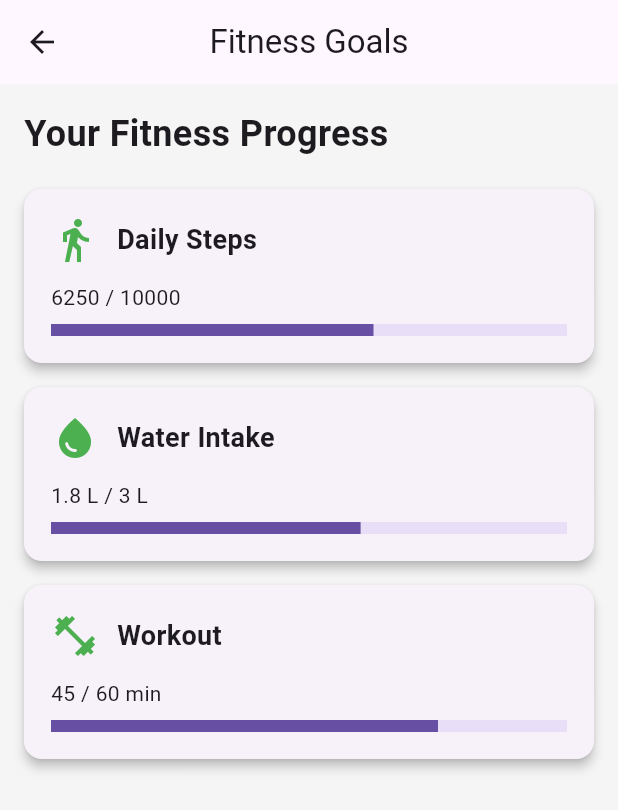
After one commit to gadaraboinadeepika/fitness-tracking-system, a Flutter app: the screen it shows after launch, after a tap on "View Progress", on a phone screen of 412 x 824 dp. The commit adds this screen. Shown: the top 810 px of the screen. Run offline on Flutter 3.47's test engine with Material 3 defaults, Android fonts, the phone set to English and light mode, and no system bars.

Commit message:
Add fitness goals and progress tracking

```diff
--- a/lib/main.dart
+++ b/lib/main.dart
@@ -1,5 +1,6 @@
 import 'package:flutter/material.dart';
 import 'workout_screen.dart';
+import 'progress_screen.dart';
 
 void main() {
   runApp(const FitnessTrackingApp());
@@ -44,7 +45,9 @@ class FitnessHomePage extends StatelessWidget {
                 fontWeight: FontWeight.bold,
               ),
             ),
+
             const SizedBox(height: 8),
+
             const Text(
               'Track your daily fitness activity',
               style: TextStyle(
@@ -52,7 +55,9 @@ class FitnessHomePage extends StatelessWidget {
                 color: Colors.grey,
               ),
             ),
+
             const SizedBox(height: 20),
+
             const Text(
               "Today's Activity",
               style: TextStyle(
@@ -60,7 +65,9 @@ class FitnessHomePage extends StatelessWidget {
                 fontWeight: FontWeight.bold,
               ),
             ),
+
             const SizedBox(height: 15),
+
             Row(
               children: [
                 Expanded(
@@ -80,7 +87,9 @@ class FitnessHomePage extends StatelessWidget {
                 ),
               ],
             ),
+
             const SizedBox(height: 12),
+
             Row(
               children: [
                 Expanded(
@@ -100,7 +109,9 @@ class FitnessHomePage extends StatelessWidget {
                 ),
               ],
             ),
+
             const SizedBox(height: 25),
+
             Container(
               width: double.infinity,
               padding: const EdgeInsets.all(20),
@@ -115,7 +126,9 @@ class FitnessHomePage extends StatelessWidget {
                     color: Colors.white,
                     size: 45,
                   ),
+
                   const SizedBox(height: 10),
+
                   const Text(
                     'Ready for a Workout?',
                     style: TextStyle(
@@ -124,7 +137,9 @@ class FitnessHomePage extends StatelessWidget {
                       fontWeight: FontWeight.bold,
                     ),
                   ),
+
                   const SizedBox(height: 10),
+
                   ElevatedButton(
                     onPressed: () {
                       Navigator.push(
@@ -135,6 +150,20 @@ class FitnessHomePage extends StatelessWidget {
                       );
                     },
                     child: const Text('Start Workout'),
+                  ),
+
+                  const SizedBox(height: 10),
+
+                  ElevatedButton(
+                    onPressed: () {
+                      Navigator.push(
+                        context,
+                        MaterialPageRoute(
+                          builder: (context) => const ProgressScreen(),
+                        ),
+                      );
+                    },
+                    child: const Text('View Progress'),
                   ),
                 ],
               ),
@@ -161,7 +190,9 @@ class FitnessHomePage extends StatelessWidget {
               size: 35,
               color: Colors.green,
             ),
+
             const SizedBox(height: 8),
+
             Text(
               title,
               style: const TextStyle(
@@ -169,7 +200,9 @@ class FitnessHomePage extends StatelessWidget {
                 fontWeight: FontWeight.bold,
               ),
             ),
+
             const SizedBox(height: 5),
+
             Text(
               value,
               style: const TextStyle(
--- /dev/null
+++ b/lib/progress_screen.dart
@@ -0,0 +1,96 @@
+import 'package:flutter/material.dart';
+
+class ProgressScreen extends StatelessWidget {
+  const ProgressScreen({super.key});
+
+  @override
+  Widget build(BuildContext context) {
+    return Scaffold(
+      appBar: AppBar(
+        title: const Text('Fitness Goals'),
+        centerTitle: true,
+      ),
+      body: SingleChildScrollView(
+        padding: const EdgeInsets.all(16),
+        child: Column(
+          crossAxisAlignment: CrossAxisAlignment.start,
+          children: [
+            const Text(
+              'Your Fitness Progress',
+              style: TextStyle(
+                fontSize: 24,
+                fontWeight: FontWeight.bold,
+              ),
+            ),
+            const SizedBox(height: 20),
+
+            goalCard(
+              Icons.directions_walk,
+              'Daily Steps',
+              '6250 / 10000',
+              0.625,
+            ),
+
+            goalCard(
+              Icons.water_drop,
+              'Water Intake',
+              '1.8 L / 3 L',
+              0.6,
+            ),
+
+            goalCard(
+              Icons.fitness_center,
+              'Workout',
+              '45 / 60 min',
+              0.75,
+            ),
+          ],
+        ),
+      ),
+    );
+  }
+
+  Widget goalCard(
+    IconData icon,
+    String title,
+    String value,
+    double progress,
+  ) {
+    return Card(
+      margin: const EdgeInsets.only(bottom: 16),
+      elevation: 3,
+      child: Padding(
+        padding: const EdgeInsets.all(18),
+        child: Column(
+          crossAxisAlignment: CrossAxisAlignment.start,
+          children: [
+            Row(
+              children: [
+                Icon(
+                  icon,
+                  color: Colors.green,
+                  size: 32,
+                ),
+                const SizedBox(width: 12),
+                Text(
+                  title,
+                  style: const TextStyle(
+                    fontSize: 18,
+                    fontWeight: FontWeight.bold,
+                  ),
+                ),
+              ],
+            ),
+            const SizedBox(height: 12),
+            Text(value),
+            const SizedBox(height: 8),
+            LinearProgressIndicator(
+              value: progress,
+              minHeight: 8,
+            ),
+          ],
+        ),
+      ),
+    );
+  }
+}
```
